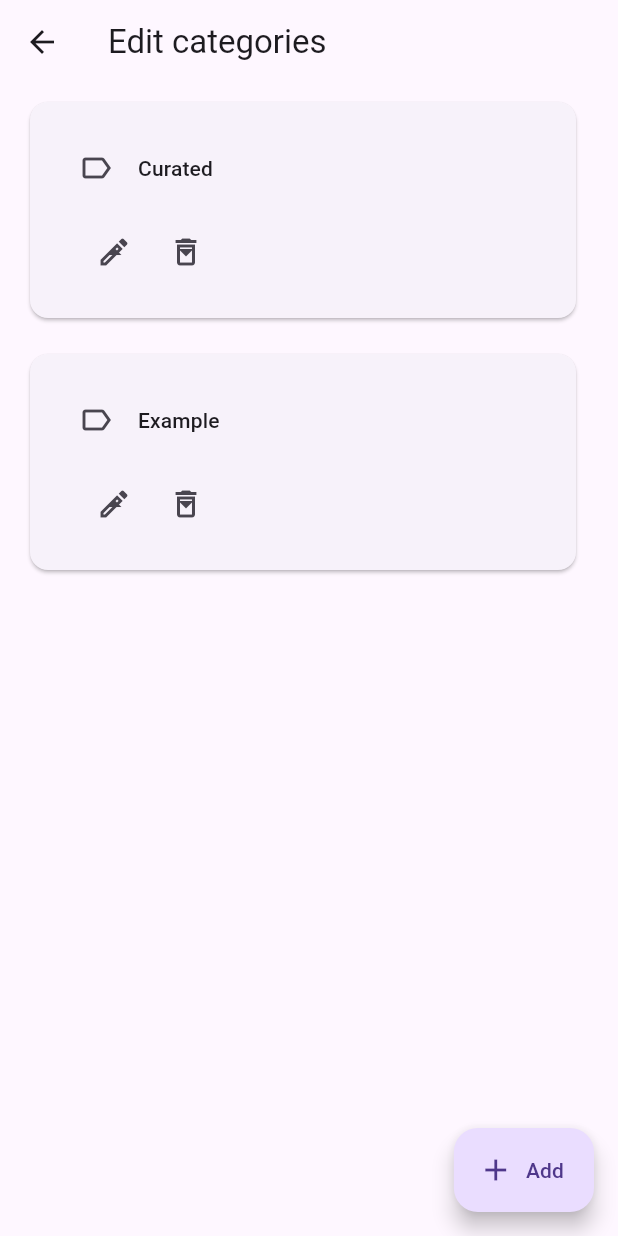
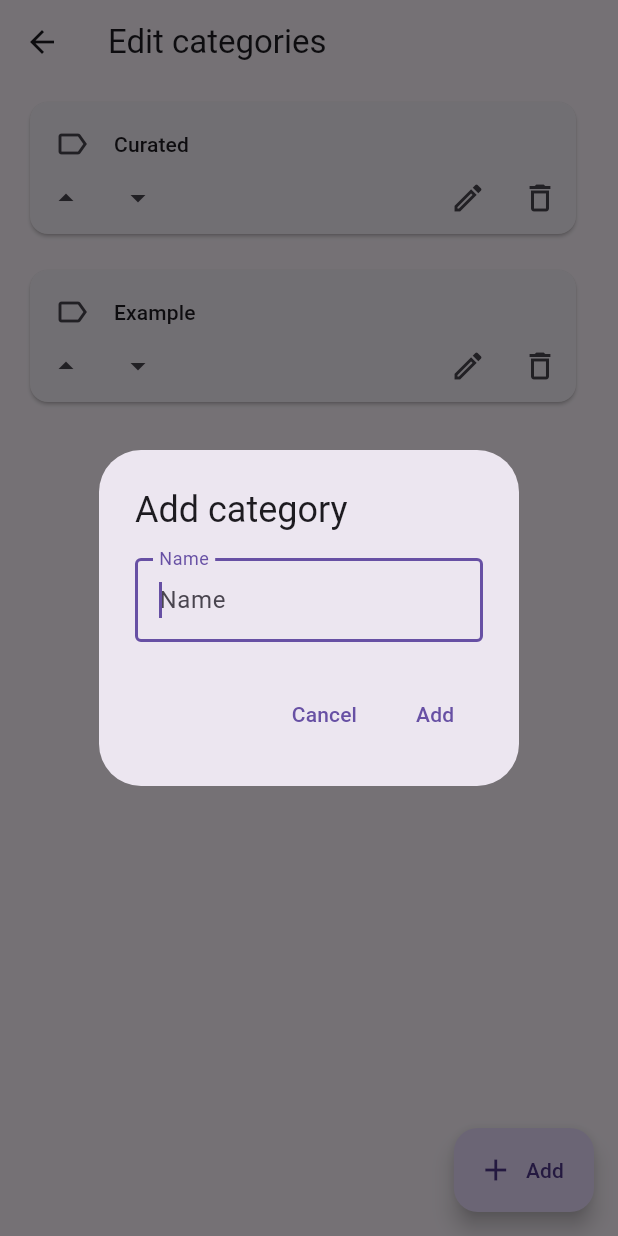
Before and after one commit to KnotUntied/flutteryomi, a Flutter app: the CategoriesPage screen opened directly, after a tap on "Add", on a phone screen of 412 x 824 dp. Run offline on Flutter 3.47's test engine with Material 2 defaults, Android fonts, the phone set to English and light mode, and no system bars; our stand-ins replace drift, shared_preferences; accounts and stored records are empty; generated files the repository leaves out were written again.

Commit message:
Progress on 'add category dialog'

```diff
--- a/lib/pages/categories.dart
+++ b/lib/pages/categories.dart
@@ -12,23 +12,32 @@ class CategoriesPage extends StatelessWidget {
         title: Text(lang.action_edit_categories),
       ),
       body: ListView(
-        children: const <CategoryTile>[
-          CategoryTile("Curated"),
-          CategoryTile("Example"),
+        children: const <CategoryListItem>[
+          CategoryListItem("Curated"),
+          CategoryListItem("Example"),
         ],
       ),
       floatingActionButton: FloatingActionButton.extended(
-        label: const Text('Add'),
+        label: Text(lang.action_add),
         icon: const Icon(Icons.add),
-        onPressed: () {  },
+        onPressed: () => _showAddCategoryDialog(context),
       ),
+    );
+  }
+
+  Future<void> _showAddCategoryDialog(BuildContext context) {
+    return showDialog(
+      context: context,
+      builder: (BuildContext context) {
+        return const AddCategoryDialog();
+      },
     );
   }
 }
 
 
-class CategoryTile extends StatelessWidget {
-  const CategoryTile(this.label, {super.key});
+class CategoryListItem extends StatelessWidget {
+  const CategoryListItem(this.label, {super.key});
 
   final String label;
 
@@ -36,17 +45,55 @@ class CategoryTile extends StatelessWidget {
   Widget build(BuildContext context) {
     return ListTile(
       title: Card(
-        child: Padding(
-          padding: const EdgeInsets.all(16),
+        //child: Padding(
+        //  padding: const EdgeInsets.all(16),
+        //  child: Column(
+        //    children: <Widget>[
+        //      ListTile(
+        //        leading: const Icon(Icons.label_outlined),
+        //        title: Text(label, style: Theme.of(context).textTheme.titleSmall),
+        //      ),
+        //      Row(
+        //        children: <Widget>[
+        //          IconButton(
+        //            icon: const Icon(Icons.arrow_drop_up),
+        //            onPressed: () {  },
+        //          ),
+        //          IconButton(
+        //            icon: const Icon(Icons.arrow_drop_down),
+        //            onPressed: () {  },
+        //          ),
+        //          const Spacer(),
+        //          IconButton(
+        //            icon: const Icon(Icons.edit_outlined),
+        //            onPressed: () {  },
+        //          ),
+        //          IconButton(
+        //            icon: const Icon(Icons.delete_outlined),
+        //            onPressed: () {  },
+        //          ),
+        //        ],
+        //      ),
+        //    ],
+        //  ),
+        //),
         child: Column(
-            children: <ListTile>[
-              ListTile(
-                leading: const Icon(Icons.label_outlined),
-                title: Text(label, style: Theme.of(context).textTheme.titleSmall),
+          children: <Widget>[
+            //ListTile(
+            //  leading: const Icon(Icons.label_outlined),
+            //  title: Text(label, style: Theme.of(context).textTheme.titleSmall),
+            //),
+            Padding(
+              padding: const EdgeInsets.only(left: 16.0, top: 16.0, right: 16.0),
+              child: Row(children: <Widget>[
+                const Icon(Icons.label_outlined),
+                Padding(
+                  padding: const EdgeInsets.only(left: 16.0),
+                  child: Text(label, style: Theme.of(context).textTheme.titleSmall),
                 ),
-              ListTile(
-                leading: Row(
-                  children: <IconButton>[
+              ]),
+            ),
+            Row(children: <Widget>[
               IconButton(
                 icon: const Icon(Icons.arrow_drop_up),
                 onPressed: () {  },
@@ -55,10 +102,7 @@ class CategoryTile extends StatelessWidget {
                 icon: const Icon(Icons.arrow_drop_down),
                 onPressed: () {  },
               ),
-                  ]
-                ),
-                trailing: Row(
-                  children: <IconButton>[
+              const Spacer(),
               IconButton(
                 icon: const Icon(Icons.edit_outlined),
                 onPressed: () {  },
@@ -67,13 +111,62 @@ class CategoryTile extends StatelessWidget {
                 icon: const Icon(Icons.delete_outlined),
                 onPressed: () {  },
               ),
-                  ]
-                ),
-              ),
+            ]),
           ],
-          ),
         ),
       ),
     );
   }
 }
+
+
+class AddCategoryDialog extends StatefulWidget {
+  const AddCategoryDialog({super.key});
+
+  @override
+  State<AddCategoryDialog> createState() => _AddCategoryDialogState();
+}
+
+class _AddCategoryDialogState extends State<AddCategoryDialog> {
+  late TextEditingController _controller;
+
+  @override
+  void initState() {
+    super.initState();
+    _controller = TextEditingController();
+  }
+
+  @override
+  void dispose() {
+    _controller.dispose();
+    super.dispose();
+  }
+
+  @override
+  Widget build(BuildContext context) {
+    final lang = AppLocalizations.of(context);
+    return AlertDialog.adaptive(
+      title: Text(lang.action_add_category),
+      // TODO: Max textfield longer
+      content: TextField(
+        autofocus: true,
+        controller: _controller,
+        decoration: InputDecoration(
+          border: const OutlineInputBorder(),
+          hintText: lang.name, // *required
+          labelText: lang.name,
+        ),
+      ),
+      actions: <Widget>[
+        TextButton(
+          child: Text(lang.action_cancel),
+          onPressed: () { Navigator.of(context).pop(); },
+        ),
+        TextButton(
+          child: Text(lang.action_add),
+          onPressed: () { Navigator.of(context).pop(); },
+        ),
+      ],
+    );
+  }
+}
--- a/lib/pages/history.dart
+++ b/lib/pages/history.dart
@@ -37,7 +37,7 @@ class HistoryPage extends StatelessWidget {
 
   Future<void> _askDeleteHistory(BuildContext context) {
     final lang = AppLocalizations.of(context);
-    return showDialog<void>(
+    return showDialog(
       context: context,
       builder: (BuildContext context) {
         return AlertDialog.adaptive(
--- a/lib/pages/more.dart
+++ b/lib/pages/more.dart
@@ -4,6 +4,7 @@ import 'package:url_launcher/url_launcher.dart';
 
 import 'package:flutteryomi/pages/about.dart';
 import 'package:flutteryomi/pages/backup_and_restore.dart';
+import 'package:flutteryomi/pages/categories.dart';
 import 'package:flutteryomi/pages/statistics.dart';
 
 
@@ -41,10 +42,19 @@ class MorePage extends StatelessWidget {
         ListTile(
           leading: const Icon(Icons.download_outlined),
           title: Text(lang.label_download_queue),
+          onTap: () {  },
         ),
         ListTile(
           leading: const Icon(Icons.label_outlined),
           title: Text(lang.categories),
+          onTap: () {
+            Navigator.push(
+              context,
+              MaterialPageRoute(
+                builder: (context) => const CategoriesPage(),
+              ),
+            );
+          },
         ),
         ListTile(
           leading: const Icon(Icons.query_stats_outlined),
```
Lines whose indentation alone changed are shown as unchanged.
